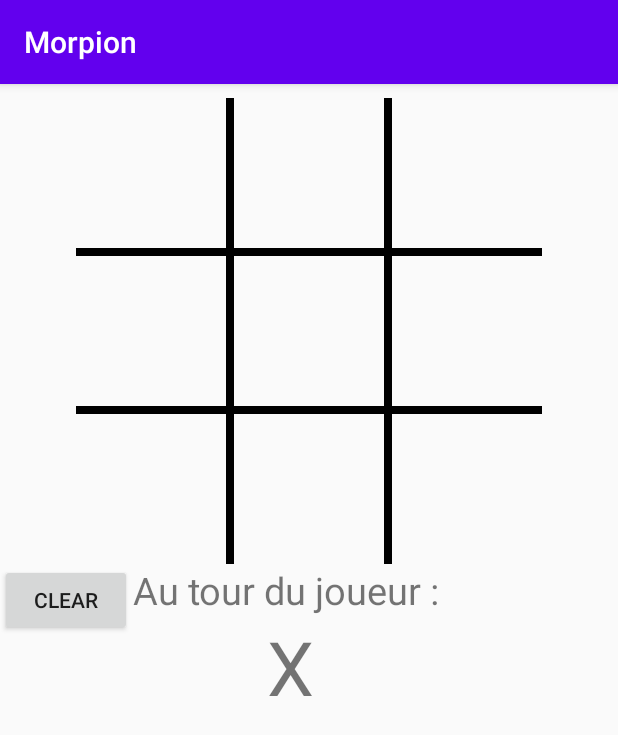
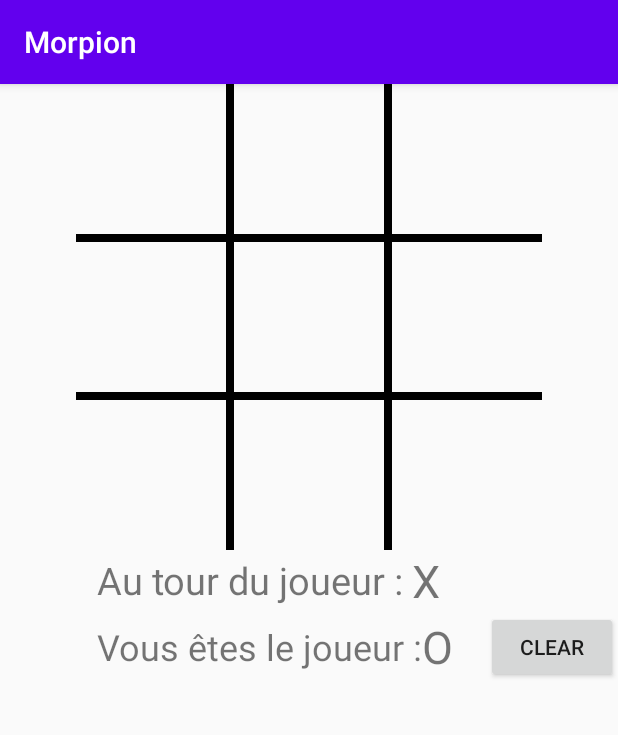
Before and after one commit to bjausseran/Projet_Mobile_Favetto_Jausseran, an Android app: the screen it shows after launch (MainActivity), on a phone screen of 412 x 824 dp. Shown: the top 735 px of the screen. Run offline under Robolectric (Android 15) with nearby library versions, the phone set to English and light mode, and no system bars; our stand-ins replace Firebase (no records; nobody signed in at launch, a user with empty details on screens opened directly); 5 statements that could not run were skipped.

Commit message:
Player selection

```diff
--- a/TD_Android_Jausseran_Favetto/app/src/main/java/com/favetto/td_android_jausseran_favetto/MainActivity.java
+++ b/TD_Android_Jausseran_Favetto/app/src/main/java/com/favetto/td_android_jausseran_favetto/MainActivity.java
@@ -1,5 +1,6 @@
 package com.favetto.td_android_jausseran_favetto;
 
+import androidx.annotation.NonNull;
 import androidx.appcompat.app.AppCompatActivity;
 import androidx.core.content.ContextCompat;
 
@@ -27,10 +28,20 @@ public class MainActivity extends AppCompatActivity {
     // 1 : X
     // 2 : O
     private int currentPlayer = 1;
+    private int isPlayer = 0;
 
     private TextView txtPlayer;
+    private TextView txtIsPlayer;
 
     private ArrayList<Button> all_buttons = new ArrayList<>();
+
+    @Override
+    protected void onStop() {
+        super.onStop();
+        FirebaseDatabase database = FirebaseDatabase.getInstance();
+        final DatabaseReference myRefNb = database.getReference("nbPlayers");
+        myRefNb.setValue(isPlayer - 1);
+    }
 
     @Override
     protected void onCreate(Bundle savedInstanceState) {
@@ -38,9 +49,18 @@ public class MainActivity extends AppCompatActivity {
         setContentView(R.layout.activity_main);
 
         txtPlayer = findViewById(R.id.player);
+        txtIsPlayer = findViewById(R.id.isPlayer);
 
         //Clear button (here for tests)
         Button btnClear = findViewById(R.id.buttonClear);
+
+        // Find how many players are connected
+        FirebaseDatabase database = FirebaseDatabase.getInstance();
+        final DatabaseReference myRefNb = database.getReference("nbPlayers");
+        final DatabaseReference myRefcurr = database.getReference("currPlayer");
+
+
+
 
         btnClear.setOnClickListener(new View.OnClickListener() {
             @Override
@@ -73,26 +93,85 @@ public class MainActivity extends AppCompatActivity {
                         //On ne fait rien si la case cliqué n'est pas vide
                         if (view.getBackground() != null)
                             return;
+                        if (currentPlayer != isPlayer)
+                            return;
 
                         FirebaseDatabase database = FirebaseDatabase.getInstance();
                         DatabaseReference myRef = database.getReference(letter + num);
                         myRef.setValue(Integer.toString(currentPlayer));
 
                         //Changement de joueur
-                        if (currentPlayer == 1) {
-                            currentPlayer = 2;
-                            txtPlayer.setText("O");
+                        if (isPlayer == 1) {
+                            myRefcurr.setValue(2);
                         } else {
-                            currentPlayer = 1;
-                            txtPlayer.setText("X");
+                            myRefcurr.setValue(1);
                         }
                     }
                 });
 
-                FirebaseDatabase database = FirebaseDatabase.getInstance();
+                // Run everytime time nbPlayers value is updated
+                myRefcurr.addValueEventListener(new ValueEventListener() {
+                    @Override
+                    public void onDataChange(@NonNull DataSnapshot dataSnapshot) {
+                        String place = dataSnapshot.getKey();
+                        Integer value = dataSnapshot.getValue(Integer.class);
+                        currentPlayer = value;
+                        //Changement de joueur
+                        if (value == 1) {
+                            currentPlayer = 1;
+                            txtPlayer.setText("O");
+                        } else {
+                            currentPlayer = 2;
+                            txtPlayer.setText("X");
+                        }
+
+                    }
+
+                    @Override
+                    public void onCancelled(@NonNull DatabaseError error) {
+                        Log.w("APPX", "Failed to read value", error.toException());
+                    }
+                });
+
                 DatabaseReference myRef = database.getReference(letter + num);
 
-                // Run everytime a firebase value is updated
+                // Run one time on nbPlayers value
+                myRefNb.addListenerForSingleValueEvent(new ValueEventListener() {
+                    @Override
+                    public void onDataChange(@NonNull DataSnapshot dataSnapshot) {
+                        String place = dataSnapshot.getKey();
+                        Integer value = dataSnapshot.getValue(Integer.class);
+                        myRefNb.setValue(value + 1);
+                        isPlayer = value +1;
+                        if (value + 1 == 1) {
+                            txtIsPlayer.setText("X");
+                        } else {
+                            txtIsPlayer.setText("O");
+                        }
+
+                    }
+
+                    @Override
+                    public void onCancelled(@NonNull DatabaseError error) {
+                        Log.w("APPX", "Failed to read value", error.toException());
+                    }
+                });
+                // Run everytime time nbPlayers value is updated
+                myRefNb.addValueEventListener(new ValueEventListener() {
+                    @Override
+                    public void onDataChange(@NonNull DataSnapshot dataSnapshot) {
+                        String place = dataSnapshot.getKey();
+                        Integer value = dataSnapshot.getValue(Integer.class);
+
+                    }
+
+                    @Override
+                    public void onCancelled(@NonNull DatabaseError error) {
+                        Log.w("APPX", "Failed to read value", error.toException());
+                    }
+                });
+
+                // Run everytime a firebase case value is updated
                 myRef.addValueEventListener(new ValueEventListener() {
                     @Override
                     public void onDataChange(DataSnapshot dataSnapshot) {
@@ -124,7 +203,7 @@ public class MainActivity extends AppCompatActivity {
 
                     @Override
                     public void onCancelled(DatabaseError error) {
-                        Log.w("APPX", "Failed to red value", error.toException());
+                        Log.w("APPX", "Failed to read value", error.toException());
                     }
                 });
             }
--- a/TD_Android_Jausseran_Favetto/app/src/main/res/layout/activity_main.xml
+++ b/TD_Android_Jausseran_Favetto/app/src/main/res/layout/activity_main.xml
@@ -2,12 +2,11 @@
 <LinearLayout xmlns:android="http://schemas.android.com/apk/res/android"
     android:layout_width="match_parent"
     android:layout_height="match_parent"
-    android:orientation="vertical"
-    >
+    android:orientation="vertical">
 
     <RelativeLayout
         android:layout_width="match_parent"
-        android:layout_height="320dp"
+        android:layout_height="wrap_content"
         android:gravity="bottom|center">
         <!-- Création de la grille de morpion -->
         <!-- Premiere ligne -->
@@ -110,7 +109,7 @@
     </RelativeLayout>
 
     <LinearLayout
-        android:layout_width="wrap_content"
+        android:layout_width="match_parent"
         android:layout_height="match_parent"
         android:orientation="horizontal">
 
@@ -118,44 +117,71 @@
             android:layout_width="match_parent"
             android:layout_height="wrap_content"
             android:gravity="center"
-            android:orientation="horizontal">
-
-            <Button
-                android:id="@+id/buttonClear"
-                android:layout_width="wrap_content"
-                android:layout_height="match_parent"
-                android:gravity="center"
-                android:text="Clear" />
-        </LinearLayout>
+            android:orientation="vertical">
 
             <LinearLayout
                 android:layout_width="match_parent"
-            android:layout_height="match_parent"
-            android:orientation="vertical">
+                android:layout_height="wrap_content"
+                android:orientation="horizontal">
                 <!-- Texte permettant de savoir à qui c'est de jouer -->
 
                 <TextView
                     android:id="@+id/turnOf"
                     android:layout_width="match_parent"
-                android:layout_height="wrap_content"
-                android:layout_gravity="center"
-                android:gravity="center"
+                    android:layout_height="match_parent"
+                    android:layout_gravity="start|top"
+                    android:layout_weight="1"
+                    android:gravity="center|right"
                     android:text="@string/txt_turn"
                     android:textSize="@dimen/size_txt" />
 
                 <TextView
                     android:id="@+id/player"
                     android:layout_width="match_parent"
-                android:layout_height="wrap_content"
-                android:layout_gravity="center"
+                    android:layout_height="match_parent"
+                    android:layout_gravity="center|top"
                     android:layout_toRightOf="@id/turnOf"
-                android:gravity="center"
+                    android:layout_weight="2"
+                    android:gravity="center|left"
                     android:text="X"
-                android:textSize="@dimen/size_player"
 
-                />
+                    android:textSize="30sp" />
 
             </LinearLayout>
+
+            <LinearLayout
+                android:layout_width="match_parent"
+                android:layout_height="wrap_content"
+                android:gravity="center"
+                android:orientation="horizontal">
+
+                <TextView
+                    android:id="@+id/textView2"
+                    android:layout_width="wrap_content"
+                    android:layout_height="match_parent"
+                    android:layout_weight="3"
+                    android:gravity="right|center_vertical"
+                    android:text="Vous êtes le joueur :"
+                    android:textSize="24sp" />
+
+                <TextView
+                    android:id="@+id/isPlayer"
+                    android:layout_width="wrap_content"
+                    android:layout_height="wrap_content"
+                    android:layout_weight="1"
+                    android:text="X"
+                    android:textSize="30sp" />
+
+                <Button
+                    android:id="@+id/buttonClear"
+                    android:layout_width="wrap_content"
+                    android:layout_height="wrap_content"
+                    android:gravity="center"
+                    android:text="Clear" />
             </LinearLayout>
 
         </LinearLayout>
+
+    </LinearLayout>
+
+</LinearLayout>
```
Lines whose indentation alone changed are shown as unchanged.
